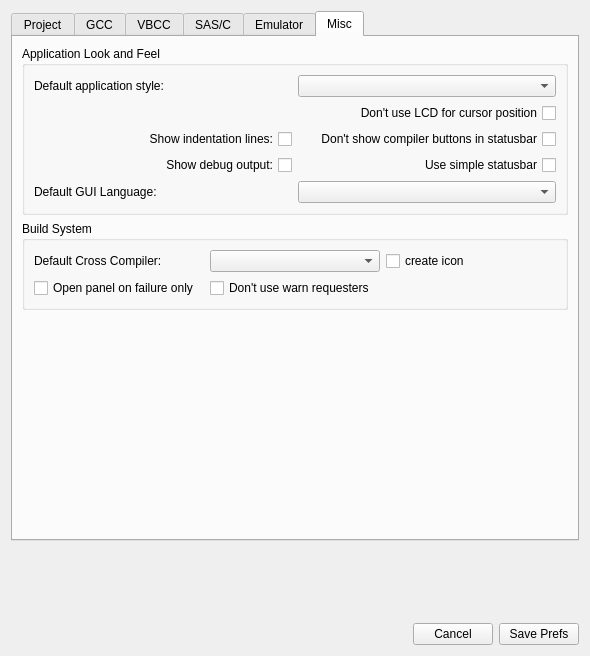
First picture: the form in prefsdialog.ui, repository mbergmann-sh/AmigaED4-IDE, before the edit.
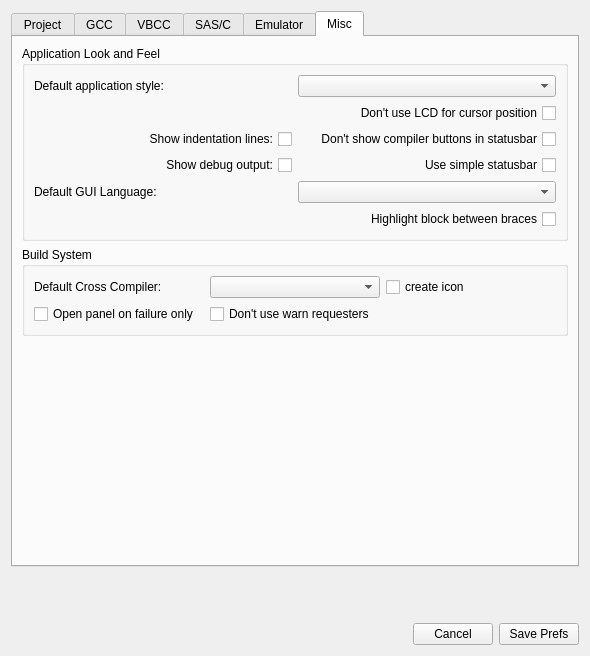
Second picture: the form after the edit. The open tabs and pages were chosen to show the change. Icons and pictures are not drawn.

```diff
--- a/prefsdialog.ui
+++ b/prefsdialog.ui
@@ -1341,6 +1341,22 @@
               </property>
              </widget>
             </item>
+            <item row="5" column="1">
+             <widget class="QCheckBox" name="checkBoxHighlightBraceBlock">
+              <property name="toolTip">
+               <string>When using Goto matching bracket, highlight the text between the matched bracket pair with a readability-preserving background</string>
+              </property>
+              <property name="layoutDirection">
+               <enum>Qt::LayoutDirection::RightToLeft</enum>
+              </property>
+              <property name="text">
+               <string>Highlight block between braces</string>
+              </property>
+              <property name="checkable">
+               <bool>true</bool>
+              </property>
+             </widget>
+            </item>
            </layout>
           </item>
          </layout>
```
Left out of the diff: 1 changed line with no effect on the pictures.
